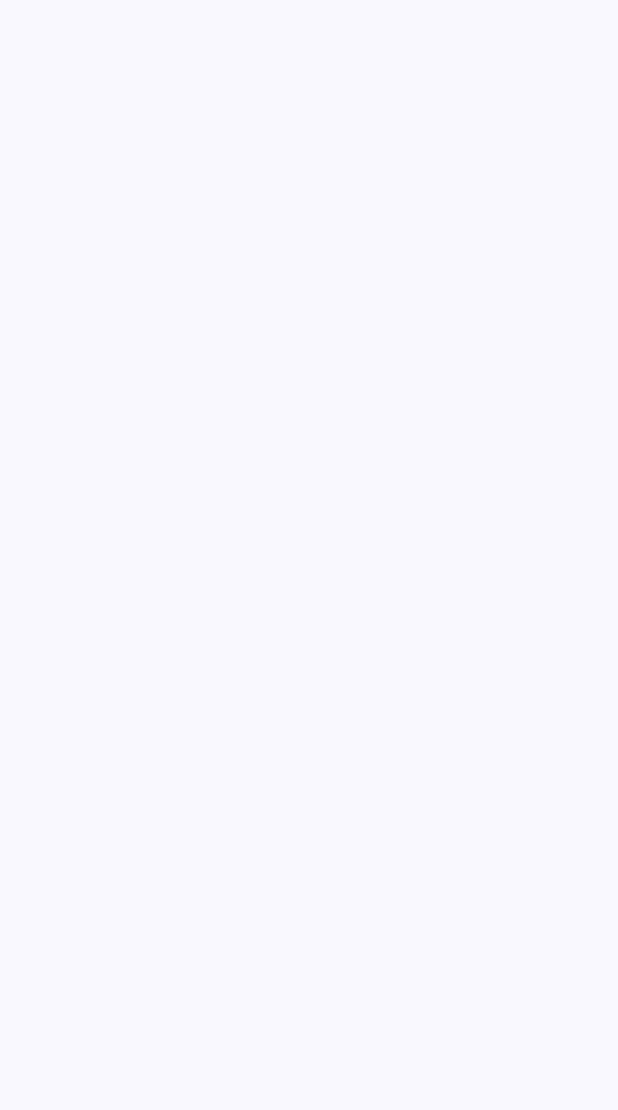
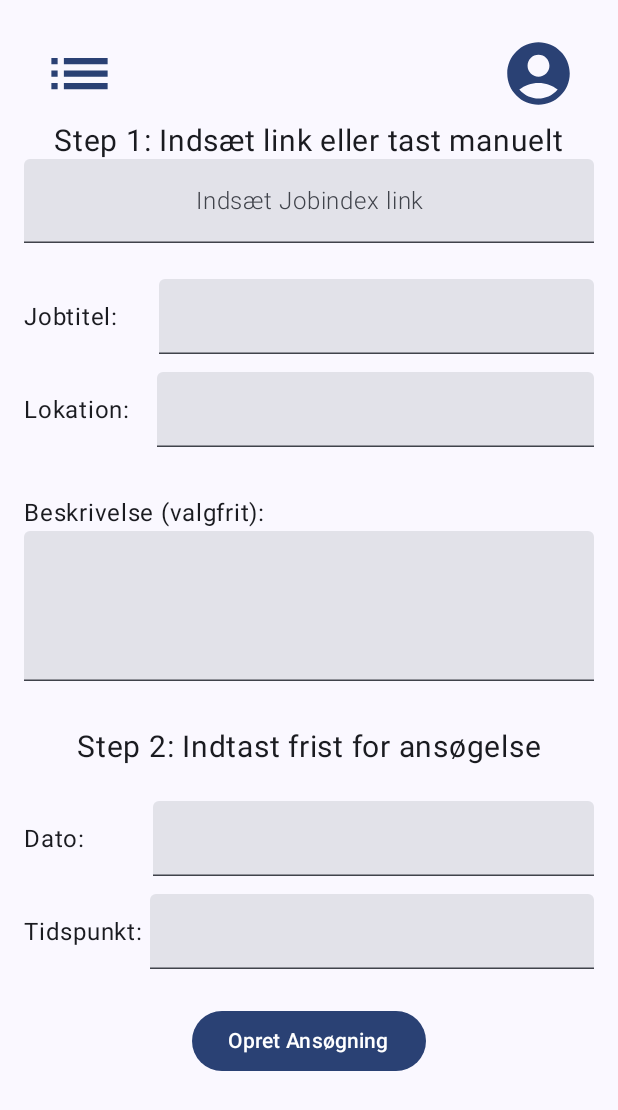
Before and after one commit to Fred062f/job-app, an Android app built with Jetpack Compose: the screen it shows after launch (MainActivity), on a phone screen of 412 x 824 dp. Before the commit the part shown is empty. Shown: the top 1110 px of the screen. Run offline under Robolectric (Android 15) with nearby library versions, the light colour scheme and no system bars.

Commit message:
applicationform.kt UI done - Still needs navigation and firebase-functionality.

```diff
--- a/app/src/main/java/com/example/job_app/feature_application_form/ui/ApplicationForm.kt
+++ b/app/src/main/java/com/example/job_app/feature_application_form/ui/ApplicationForm.kt
@@ -1,30 +1,159 @@
 package com.example.job_app.feature_application_form.ui
 
-import androidx.compose.foundation.background
+// import androidx.lifecycle.viewmodel.compose.viewModel
+// import com.example.job_app.feature_application_form.viewmodel.ApplicationViewModel
+import androidx.compose.foundation.layout.Arrangement
 import androidx.compose.foundation.layout.Column
+import androidx.compose.foundation.layout.Row
+import androidx.compose.foundation.layout.Spacer
 import androidx.compose.foundation.layout.fillMaxWidth
+import androidx.compose.foundation.layout.height
 import androidx.compose.foundation.layout.padding
+import androidx.compose.foundation.layout.size
+import androidx.compose.material.icons.Icons
+import androidx.compose.material.icons.filled.AccountCircle
+import androidx.compose.material.icons.filled.List
+import androidx.compose.material3.Button
+import androidx.compose.material3.Icon
+import androidx.compose.material3.Text
+import androidx.compose.material3.TextButton
+import androidx.compose.material3.TextField
 import androidx.compose.runtime.Composable
+import androidx.compose.runtime.getValue
+import androidx.compose.runtime.mutableStateOf
+import androidx.compose.runtime.remember
+import androidx.compose.runtime.setValue
 import androidx.compose.ui.Alignment
 import androidx.compose.ui.Modifier
-import androidx.compose.ui.graphics.Color
+import androidx.compose.ui.text.font.FontWeight
+import androidx.compose.ui.text.style.TextAlign
 import androidx.compose.ui.tooling.preview.Preview
 import androidx.compose.ui.unit.dp
-import androidx.lifecycle.ViewModel
-import androidx.lifecycle.viewmodel.compose.viewModel
-import androidx.navigation.NavController
-import com.example.job_app.feature_application_form.viewmodel.ApplicationViewModel
+import androidx.compose.ui.unit.sp
 import com.example.job_app.ui.theme.JobappTheme
 
-@Preview
+
 @Composable
 fun ApplicationFormScreen() {
-    val applicationViewModel: ApplicationViewModel = viewModel()
+    // Udkommenteret da den skabte problemer med preview - Ved på nuværende tidspunkt ikke om den skal bruges.
+    // val applicationViewModel: ApplicationViewModel = viewModel()
+    var jobindexLink by remember { mutableStateOf("") }
+    var jobTitle by remember { mutableStateOf("") }
+    var jobLocation by remember { mutableStateOf("") }
+    var jobDescription by remember { mutableStateOf("") }
+    var coverDate by remember { mutableStateOf("") }
+    var coverTime by remember { mutableStateOf("") }
+
+    // Meget af den følgende kode giver god mening at lave til @Composables, så der ikke er behov for repitation.
+    // Det arbejder vi på :^)
     Column(
         modifier = Modifier
             .fillMaxWidth()
             .padding(16.dp),
-        horizontalAlignment = Alignment.CenterHorizontally) {
+        horizontalAlignment = Alignment.CenterHorizontally
+    ) {
+        Row(modifier = Modifier.fillMaxWidth(), horizontalArrangement = Arrangement.SpaceBetween) {
+            TextButton(onClick = { /*TODO*/ }) {
+                Icon(Icons.Filled.List, contentDescription = null, modifier = Modifier.size(50.dp))
+            }
+            TextButton(onClick = { /*TODO*/ }) {
+                Icon(
+                    Icons.Filled.AccountCircle,
+                    contentDescription = null,
+                    modifier = Modifier.size(50.dp)
+                )
+            }
+        }
+        Row {
 
+            Text(text = "Step 1: Indsæt link eller tast manuelt", fontSize = 20.sp)
+        }
+        Row {
+            TextField(
+                value = jobindexLink,
+                onValueChange = { jobindexLink = it },
+                maxLines = 1,
+                label = {
+                    Text(
+                        text = "Indsæt Jobindex link",
+                        modifier = Modifier.fillMaxWidth(),
+                        fontWeight = FontWeight.Light,
+                        textAlign = TextAlign.Center
+                    )
+                }
+            )
+        }
+        Spacer(modifier = Modifier.size(24.dp))
+        Row(modifier = Modifier.fillMaxWidth(), verticalAlignment = Alignment.CenterVertically) {
+            Text(text = "Jobtitel:      ")
+            TextField(
+                value = jobTitle,
+                onValueChange = { jobTitle = it },
+                modifier = Modifier
+                    .height(50.dp)
+                    .fillMaxWidth()
+            )
+        }
+        Spacer(modifier = Modifier.size(12.dp))
+        Row(modifier = Modifier.fillMaxWidth(), verticalAlignment = Alignment.CenterVertically) {
+            Text(text = "Lokation:    ")
+            TextField(
+                value = jobLocation,
+                onValueChange = { jobLocation = it },
+                modifier = Modifier
+                    .height(50.dp)
+                    .fillMaxWidth()
+            )
+        }
+        Spacer(modifier = Modifier.size(32.dp))
+        Column(modifier = Modifier.fillMaxWidth()) {
+            Text(text = "Beskrivelse (valgfrit):")
+            TextField(
+                value = jobDescription,
+                onValueChange = { jobDescription = it },
+                modifier = Modifier
+                    .height(100.dp)
+                    .fillMaxWidth()
+            )
+        }
+        Spacer(modifier = Modifier.size(32.dp))
+        Row {
+
+            Text(text = "Step 2: Indtast frist for ansøgelse", fontSize = 20.sp)
+        }
+        Spacer(modifier = Modifier.size(24.dp))
+        Row(modifier = Modifier.fillMaxWidth(), verticalAlignment = Alignment.CenterVertically) {
+            Text(text = "Dato:          ")
+            TextField(
+                value = coverDate,
+                onValueChange = { coverDate = it },
+                modifier = Modifier
+                    .height(50.dp)
+                    .fillMaxWidth()
+            )
+        }
+        Spacer(modifier = Modifier.size(12.dp))
+        Row(modifier = Modifier.fillMaxWidth(), verticalAlignment = Alignment.CenterVertically) {
+            Text(text = "Tidspunkt: ")
+            TextField(
+                value = coverTime,
+                onValueChange = { coverTime = it },
+                modifier = Modifier
+                    .height(50.dp)
+                    .fillMaxWidth()
+            )
+        }
+        Spacer(modifier = Modifier.size(24.dp))
+        Button(onClick = { /*TODO*/ }) {
+            Text(text = "Opret Ansøgning")
+        }
     }
 }
+
+@Preview(showBackground = true)
+@Composable
+fun AppFormPreview() {
+    JobappTheme {
+        ApplicationFormScreen()
+    }
+}
```
